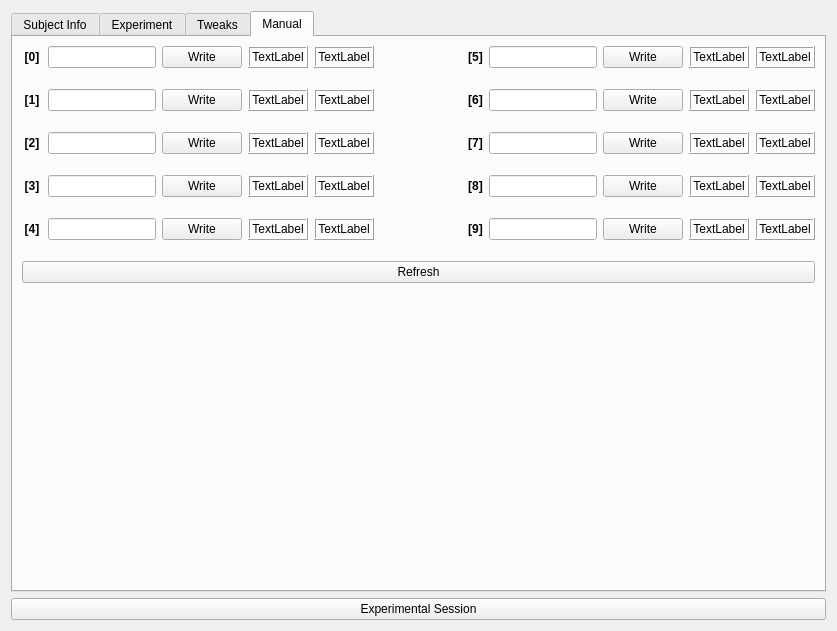
This is ui/w_usertesting.ui in johnbatzer18/biomech_flexsea-plan as Qt 5 draws it before an edit. The edited form follows.
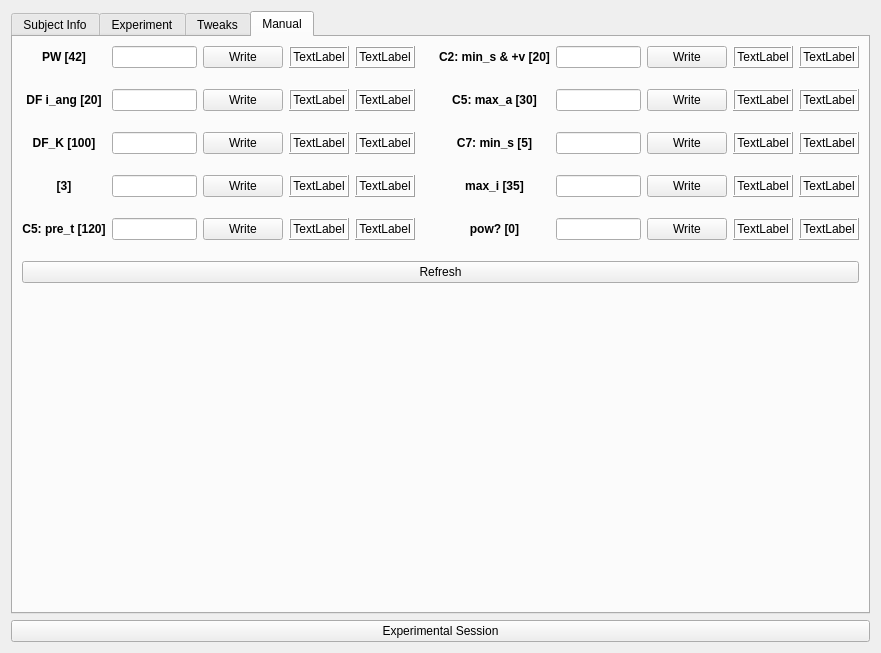
This is the edited form.

Commit message: User testing -> Manual: Change the variable labels to the following:

```diff
--- a/ui/w_usertesting.ui
+++ b/ui/w_usertesting.ui
@@ -6,8 +6,8 @@
    <rect>
     <x>0</x>
     <y>0</y>
-    <width>837</width>
-    <height>631</height>
+    <width>881</width>
+    <height>653</height>
    </rect>
   </property>
   <property name="windowTitle">
@@ -1791,7 +1791,7 @@
             </sizepolicy>
            </property>
            <property name="text">
-            <string>&lt;html&gt;&lt;head/&gt;&lt;body&gt;&lt;p&gt;&lt;span style=&quot; font-weight:600;&quot;&gt;[7]&lt;/span&gt;&lt;/p&gt;&lt;/body&gt;&lt;/html&gt;</string>
+            <string>&lt;html&gt;&lt;head/&gt;&lt;body&gt;&lt;p&gt;&lt;span style=&quot; font-weight:600;&quot;&gt;C7: min_s [5]&lt;/span&gt;&lt;/p&gt;&lt;/body&gt;&lt;/html&gt;</string>
            </property>
            <property name="textFormat">
             <enum>Qt::RichText</enum>
@@ -1848,7 +1848,7 @@
             </sizepolicy>
            </property>
            <property name="text">
-            <string>&lt;html&gt;&lt;head/&gt;&lt;body&gt;&lt;p&gt;&lt;span style=&quot; font-weight:600;&quot;&gt;[8]&lt;/span&gt;&lt;/p&gt;&lt;/body&gt;&lt;/html&gt;</string>
+            <string>&lt;html&gt;&lt;head/&gt;&lt;body&gt;&lt;p&gt;&lt;span style=&quot; font-weight:600;&quot;&gt;max_i [35]&lt;/span&gt;&lt;/p&gt;&lt;/body&gt;&lt;/html&gt;</string>
            </property>
            <property name="textFormat">
             <enum>Qt::RichText</enum>
@@ -1874,7 +1874,7 @@
             </sizepolicy>
            </property>
            <property name="text">
-            <string>&lt;html&gt;&lt;head/&gt;&lt;body&gt;&lt;p&gt;&lt;span style=&quot; font-weight:600;&quot;&gt;[2]&lt;/span&gt;&lt;/p&gt;&lt;/body&gt;&lt;/html&gt;</string>
+            <string>&lt;html&gt;&lt;head/&gt;&lt;body&gt;&lt;p&gt;&lt;span style=&quot; font-weight:600;&quot;&gt;DF_K [100]&lt;/span&gt;&lt;/p&gt;&lt;/body&gt;&lt;/html&gt;</string>
            </property>
            <property name="textFormat">
             <enum>Qt::RichText</enum>
@@ -1893,7 +1893,7 @@
             </sizepolicy>
            </property>
            <property name="text">
-            <string>&lt;html&gt;&lt;head/&gt;&lt;body&gt;&lt;p&gt;&lt;span style=&quot; font-weight:600;&quot;&gt;[1]&lt;/span&gt;&lt;/p&gt;&lt;/body&gt;&lt;/html&gt;</string>
+            <string>&lt;html&gt;&lt;head/&gt;&lt;body&gt;&lt;p&gt;&lt;span style=&quot; font-weight:600;&quot;&gt;DF i_ang [20]&lt;/span&gt;&lt;/p&gt;&lt;/body&gt;&lt;/html&gt;</string>
            </property>
            <property name="textFormat">
             <enum>Qt::RichText</enum>
@@ -1912,7 +1912,7 @@
             </sizepolicy>
            </property>
            <property name="text">
-            <string>&lt;html&gt;&lt;head/&gt;&lt;body&gt;&lt;p&gt;&lt;span style=&quot; font-weight:600;&quot;&gt;[0]&lt;/span&gt;&lt;/p&gt;&lt;/body&gt;&lt;/html&gt;</string>
+            <string>&lt;html&gt;&lt;head/&gt;&lt;body&gt;&lt;p&gt;&lt;span style=&quot; font-weight:600;&quot;&gt;PW [42]&lt;/span&gt;&lt;/p&gt;&lt;/body&gt;&lt;/html&gt;</string>
            </property>
            <property name="textFormat">
             <enum>Qt::RichText</enum>
@@ -1972,7 +1972,7 @@
             </sizepolicy>
            </property>
            <property name="text">
-            <string>&lt;html&gt;&lt;head/&gt;&lt;body&gt;&lt;p&gt;&lt;span style=&quot; font-weight:600;&quot;&gt;[4]&lt;/span&gt;&lt;/p&gt;&lt;/body&gt;&lt;/html&gt;</string>
+            <string>&lt;html&gt;&lt;head/&gt;&lt;body&gt;&lt;p&gt;&lt;span style=&quot; font-weight:600;&quot;&gt;C5: pre_t [120]&lt;/span&gt;&lt;/p&gt;&lt;/body&gt;&lt;/html&gt;</string>
            </property>
            <property name="textFormat">
             <enum>Qt::RichText</enum>
@@ -2070,7 +2070,7 @@
             </sizepolicy>
            </property>
            <property name="text">
-            <string>&lt;html&gt;&lt;head/&gt;&lt;body&gt;&lt;p&gt;&lt;span style=&quot; font-weight:600;&quot;&gt;[5]&lt;/span&gt;&lt;/p&gt;&lt;/body&gt;&lt;/html&gt;</string>
+            <string>&lt;html&gt;&lt;head/&gt;&lt;body&gt;&lt;p&gt;&lt;span style=&quot; font-weight:600;&quot;&gt;C2: min_s &amp;amp; +v [20]&lt;/span&gt;&lt;/p&gt;&lt;/body&gt;&lt;/html&gt;</string>
            </property>
            <property name="textFormat">
             <enum>Qt::RichText</enum>
@@ -2108,7 +2108,7 @@
             </sizepolicy>
            </property>
            <property name="text">
-            <string>&lt;html&gt;&lt;head/&gt;&lt;body&gt;&lt;p&gt;&lt;span style=&quot; font-weight:600;&quot;&gt;[6]&lt;/span&gt;&lt;/p&gt;&lt;/body&gt;&lt;/html&gt;</string>
+            <string>&lt;html&gt;&lt;head/&gt;&lt;body&gt;&lt;p&gt;&lt;span style=&quot; font-weight:600;&quot;&gt;C5: max_a [30]&lt;/span&gt;&lt;/p&gt;&lt;/body&gt;&lt;/html&gt;</string>
            </property>
            <property name="textFormat">
             <enum>Qt::RichText</enum>
@@ -2436,7 +2436,7 @@
             </sizepolicy>
            </property>
            <property name="text">
-            <string>&lt;html&gt;&lt;head/&gt;&lt;body&gt;&lt;p&gt;&lt;span style=&quot; font-weight:600;&quot;&gt;[9]&lt;/span&gt;&lt;/p&gt;&lt;/body&gt;&lt;/html&gt;</string>
+            <string>&lt;html&gt;&lt;head/&gt;&lt;body&gt;&lt;p&gt;&lt;span style=&quot; font-weight:600;&quot;&gt;pow? [0]&lt;/span&gt;&lt;/p&gt;&lt;/body&gt;&lt;/html&gt;</string>
            </property>
            <property name="textFormat">
             <enum>Qt::RichText</enum>
```
